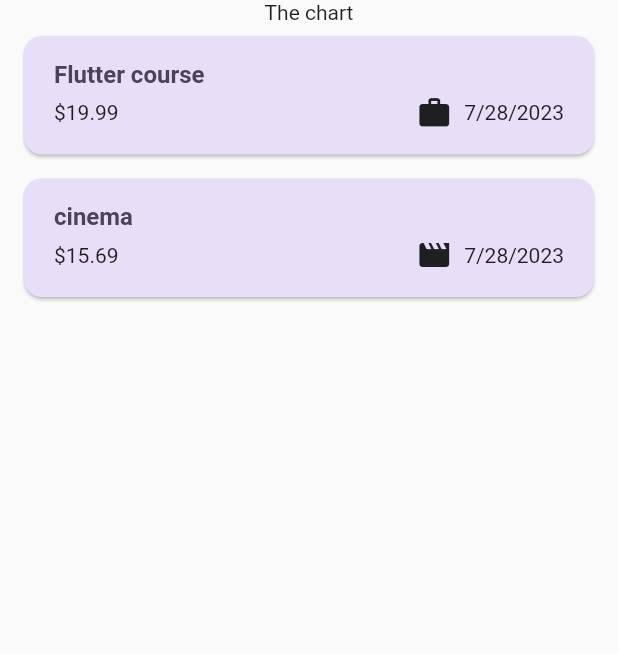
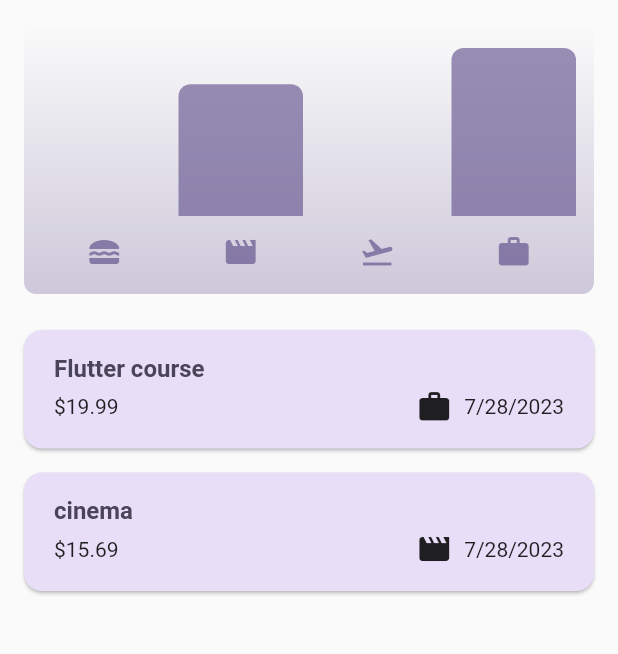
Before and after one commit to DilankaYasith/Flutter-expences_tracker, a Flutter app: the screen it shows after launch, on a phone screen of 412 x 824 dp, the part 84-738 px from its top. Run offline on Flutter 3.47's test engine with Material 2 defaults, Android fonts, the phone set to English and light mode, and no system bars.

Commit message:
updated app

```diff
--- a/lib/models/expense.dart
+++ b/lib/models/expense.dart
@@ -8,7 +8,7 @@ const uuid = Uuid();
 
 enum Category { food, travel, leisure, work }
 
-const catagoryIcons = {
+const categoryIcons = {
   Category.food: Icons.lunch_dining,
   Category.travel: Icons.flight_takeoff,
   Category.leisure: Icons.movie,
--- a/lib/widgets/expenses.dart
+++ b/lib/widgets/expenses.dart
@@ -1,4 +1,5 @@
 import 'package:expences_tracker/models/expense.dart';
+import 'package:expences_tracker/widgets/chart/chart.dart';
 import 'package:expences_tracker/widgets/new_expense.dart';
 import 'package:flutter/material.dart';
 import 'package:expences_tracker/widgets/expenses_list/expenses_list.dart';
@@ -86,7 +87,7 @@ class _Expenses extends State<Expenses> {
             ),
           ]),
       body: Column(children: [
-        const Text("The chart"),
+        Chart(expenses: _registeredExpenses),
         Expanded(
           child: mainContent,
         ),
--- a/lib/widgets/expenses_list/expense_item.dart
+++ b/lib/widgets/expenses_list/expense_item.dart
@@ -28,7 +28,7 @@ class ExpenseItem extends StatelessWidget {
                 const Spacer(),
                 Row(
                   children: [
-                    Icon(catagoryIcons[expense.category]),
+                    Icon(categoryIcons[expense.category]),
                     const SizedBox(width: 8),
                     Text(expense.formattedDate)
                   ],
```
